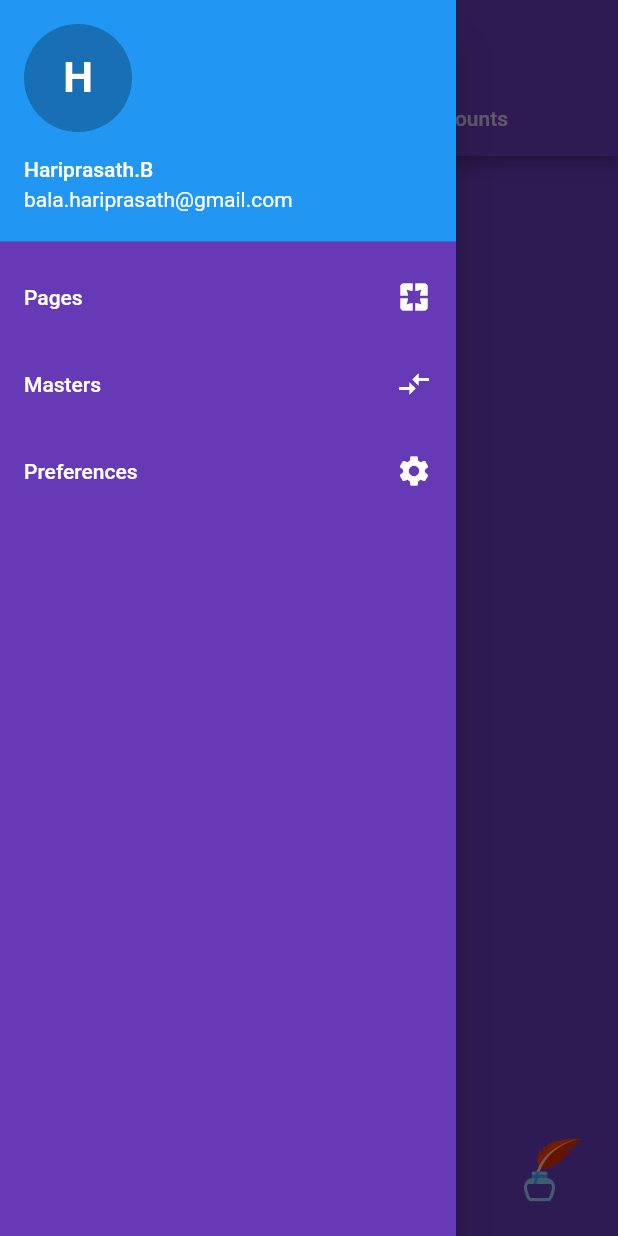
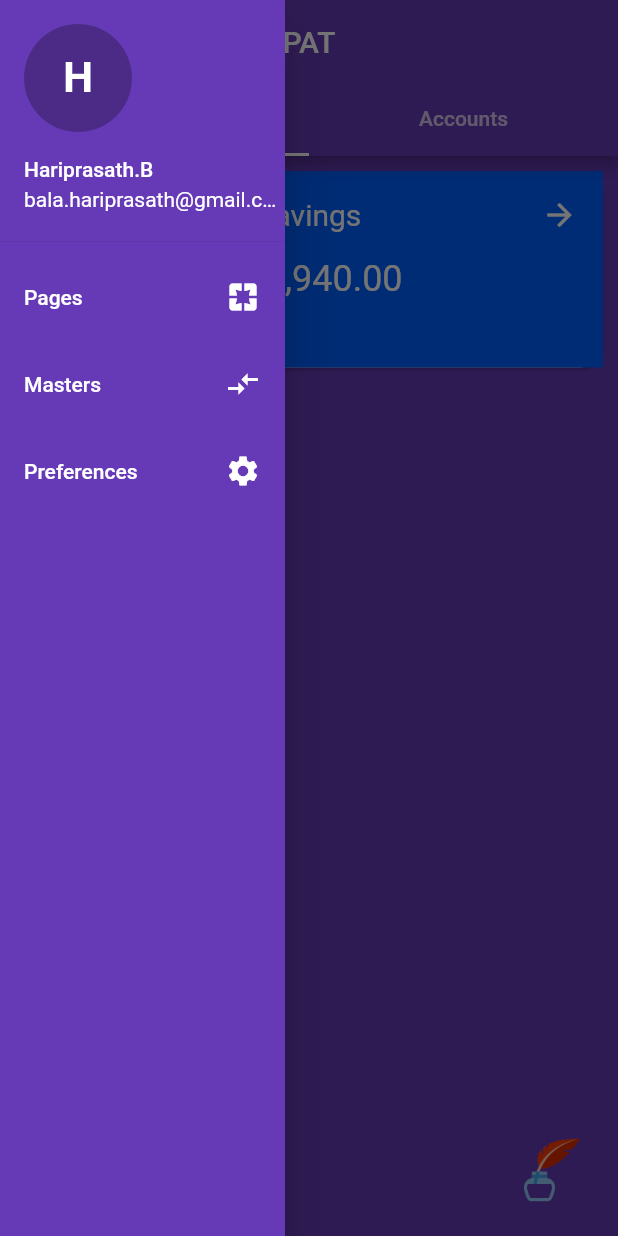
Before and after one commit to yutiansut/pat_flutter, a Flutter app: the screen it shows after launch, with the side drawer open, on a phone screen of 412 x 824 dp. Run offline on Flutter 3.47's test engine with Material 2 defaults, Android fonts, the phone set to English and light mode, and no system bars; our stand-ins replace sqflite; missing offline and left inert: flutter_hsvcolor_picker; accounts and stored records are empty.

Commit message:
New ui design

```diff
--- a/lib/app.dart
+++ b/lib/app.dart
@@ -12,11 +12,13 @@ class MyApp extends StatelessWidget
     (
       title: 'PAT',
       theme: ThemeData(
-        primarySwatch: Colors.green,
+        // primaryColor: Colors.teal
+        // primarySwatch: Colors.green,
         primaryColor: Colors.black,
 
         // scaffoldBackgroundColor: Colors.green,
-        backgroundColor: Colors.cyan,
+        // backgroundColor: Colors.cyan,
+        // fontFamily: '',
       ),
       home: MainPage(),
     );
--- a/lib/pages/views/dashboard.dart
+++ b/lib/pages/views/dashboard.dart
@@ -41,10 +41,58 @@ class _DashboardPageState  extends State<DashboardPage>{
         }
       });
 
+      Card topArea() => Card(
+        margin: EdgeInsets.all(10.0),
+        elevation: 1.0,
+        shape: RoundedRectangleBorder(
+            borderRadius: BorderRadius.all(Radius.circular(15.0))),
+        child: Container(
+            decoration: BoxDecoration(
+                gradient: RadialGradient(
+                    colors: [Color(0xFF015FFF), Color(0xFF015FFF)])),
+            padding: EdgeInsets.all(5.0),
+            // color: Color(0xFF015FFF),
+            child: Column(
+              children: <Widget>[
+                Row(
+                  mainAxisAlignment: MainAxisAlignment.spaceBetween,
+                  children: <Widget>[
+                    IconButton(
+                      icon: Icon(
+                        Icons.arrow_back,
+                        color: Colors.white,
+                      ),
+                      onPressed: () {},
+                    ),
+                    Text("Savings",
+                        style: TextStyle(color: Colors.white, fontSize: 20.0)),
+                    IconButton(
+                      icon: Icon(
+                        Icons.arrow_forward,
+                        color: Colors.white,
+                      ),
+                      onPressed: () {},
+                    )
+                  ],
+                ),
+                Center(
+                  child: Padding(
+                    padding: EdgeInsets.all(5.0),
+                    child: Text(r"$ " "95,940.00",
+                        style: TextStyle(color: Colors.white, fontSize: 24.0)),
+                  ),
+                ),
+                SizedBox(height: 35.0),
+              ],
+            )),
+      );
+
+
       return Center(
         child: ListView(
           children: <Widget>[
             // print(itemsPage);
+            topArea(),
           ],
         ),
       );
--- a/lib/pages/views/main_page.dart
+++ b/lib/pages/views/main_page.dart
@@ -1,8 +1,9 @@
 import 'package:flutter/material.dart';
 import 'package:flutter/material.dart' as prefix0;
 import 'package:flutter/services.dart';
+import 'package:flutter_hsvcolor_picker/flutter_hsvcolor_picker.dart';
 import 'package:pat_flutter/Xwidgets/XColorPicker.dart';
-import 'package:pat_flutter/pages/views/accounttypelist.dart';
+// import 'package:pat_flutter/pages/views/accounttypelist.dart';
 import '../../config/config.dart' as conf;
 import '../../styles/styles.dart' as stylex;
 import './../../dbutils/DBhelper.dart' show Models;
@@ -33,24 +34,50 @@ class _MainPageState  extends State<MainPage> with SingleTickerProviderStateMixi
   ];
 
   TabController _tabController;
-  Color subIconColor = Colors.green;
+  Color subIconColor = Colors.white;
   Color themeColor = stylex.violet;
 
   @override
   void initState() {
     super.initState();
+    models.init();
     _tabController = new TabController(vsync: this, length: myTabs.length);
+    getTheme();
   }
 
   @override
   void dispose() {
     _tabController.dispose();
+    models.disposed();
     super.dispose();
   }
 
-  Future updateTheme(colorValue) async{
-    String sqlStmt = "UPDATE Settings set value='" + colorValue.toString() + "' where name='ThemeColor'";
-    await models.rawQuery(sqlStmt);
+  getTheme() {
+    String sqlStmt = "SELECT * FROM Settings where name='themeColor' limit 1";
+    models.rawQuery(sqlStmt).then((res){
+      if(res.isNotEmpty) {
+        setState(() {
+          themeColor = Color(int.parse(res[0]['value']));
+        });
+      }
+    });
+  }
+  Future updateTheme({colorValue=0}) async{
+    // print(models.values['Settings']);
+    String sqlStmt = "SELECT * FROM Settings where name='themeColor' limit 1";
+    await models.rawQuery(sqlStmt).then((res){
+      if(res.isNotEmpty) {
+        models.values['Settings']['id'] = res[0]['id'];
+      }
+      models.values['Settings']['name'] = 'themeColor';
+      models.values['Settings']['value'] = colorValue.toString();
+      models.save("Settings");
+      Future.delayed(new Duration(seconds: 4), () {
+        setState(() {
+           themeColor = Color(colorValue);
+        });
+      });
+    });
   }
 
   @override
@@ -66,7 +93,7 @@ class _MainPageState  extends State<MainPage> with SingleTickerProviderStateMixi
             child: IconButton(
               icon: Icon(Icons.donut_small, color: Colors.red, size: 33),
               onPressed: (){
-                print(Colors.red);
+                updateTheme(colorValue: Colors.pink.value);
                 setState(() {
                   themeColor = Color(Colors.pink.value);
                 });
@@ -78,11 +105,10 @@ class _MainPageState  extends State<MainPage> with SingleTickerProviderStateMixi
             child: IconButton(
               icon: Icon(Icons.donut_small, color: Colors.green, size: 33),
               onPressed: (){
-                print(Colors.green);
                 setState(() {
                   themeColor = Color(Colors.green.value);
                 });
-                // updateTheme(Colors.red.value);
+                updateTheme(colorValue: Colors.green.value);
               },
             ),
           ),
@@ -98,6 +124,8 @@ class _MainPageState  extends State<MainPage> with SingleTickerProviderStateMixi
     Future themes = fetchSettingsFromDatabase();
 
 
+
+
     return MaterialApp(
         home: DefaultTabController(
             length: 2,
@@ -105,6 +133,7 @@ class _MainPageState  extends State<MainPage> with SingleTickerProviderStateMixi
               backgroundColor: themeColor,
               appBar: AppBar(
                   title: Text(conf.appName, textAlign: TextAlign.center,),
+                  centerTitle: true,
                   bottom: TabBar(
                     controller: _tabController,
                     indicatorColor: Colors.white,
@@ -123,7 +152,9 @@ class _MainPageState  extends State<MainPage> with SingleTickerProviderStateMixi
                   AccountsPage(),
                 ],
               ),
-              drawer: Drawer(
+              drawer: SizedBox(
+      width: 190.0,
+      child: Drawer(
                 child: Container(
                   color: themeColor,
                   child: ListView(
@@ -133,16 +164,18 @@ class _MainPageState  extends State<MainPage> with SingleTickerProviderStateMixi
                         accountName: Text(conf.appAuthor),
                         accountEmail: Text(conf.appEmail),
                         currentAccountPicture: CircleAvatar(backgroundColor: Colors.black26,child: Text(conf.appAuthor[0], style: TextStyle(fontSize: 28.0, fontWeight: FontWeight.bold, color: Colors.white),),),
-                        // decoration: BoxDecoration(
-                        //   gradient: LinearGradient(
-                        //       colors: <Color>[ //7928D1
-                        //         const Color(0xFF7928D2), const Color(0xFF9A4DFF)],
-                        //       stops: <double>[0.3, 0.5],
-                        //       begin: Alignment.topRight, end: Alignment.bottomLeft
-                        //   ),
-                        // ),
+                        decoration: BoxDecoration(
+                          gradient: LinearGradient(
+                              colors: <Color>[ //7928D1
+                                // const Color(0xFF7928D2), const Color(0xFF9A4DFF)
+                                themeColor, themeColor
+                              ],
+                              stops: <double>[0.3, 0.5],
+                              begin: Alignment.topRight, end: Alignment.bottomLeft
+                          ),
+                        ),
                       ),
-
+                      // topArea(),
                       ExpansionTile(
                         title: Text("Pages", style: titleStyle),
                         initiallyExpanded: false,
@@ -173,13 +206,13 @@ class _MainPageState  extends State<MainPage> with SingleTickerProviderStateMixi
                               Navigator.push(context, MaterialPageRoute(builder: (context) => categList.MyCategoryList()));
                             },
                           ),
-                          ListTile(
-                            title: Text("Account Type", style: titleStyle),
-                            leading: Icon(Icons.tab_unselected, color: subIconColor, size: 23),
-                            onTap: () {
-                              Navigator.push(context, MaterialPageRoute(builder: (context) => AccountTypeList()));
-                            },
-                          ),
+                          // ListTile(
+                          //   title: Text("Account Type", style: titleStyle),
+                          //   leading: Icon(Icons.tab_unselected, color: subIconColor, size: 23),
+                          //   onTap: () {
+                          //     Navigator.push(context, MaterialPageRoute(builder: (context) => AccountTypeList()));
+                          //   },
+                          // ),
                         ],
                       ),
 
@@ -204,6 +237,7 @@ class _MainPageState  extends State<MainPage> with SingleTickerProviderStateMixi
                     ],
                   ),
                 )
+              ),
               ),
               floatingActionButton: FloatingActionButton(
                 elevation: 0.0,
```
Also changed, not shown: lib/config/config.dart (+27 -0 lines), lib/pages/views/categ_detail.dart (+14 -1 lines), lib/pages/views/categorylist.dart (+39 -6 lines).
